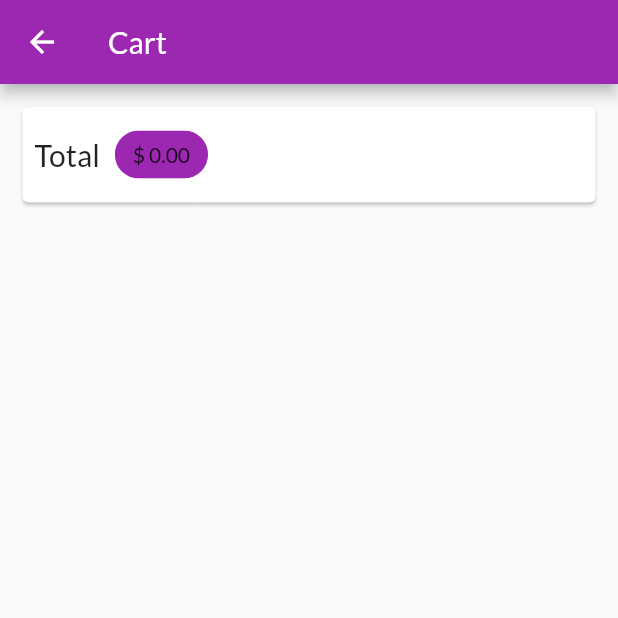
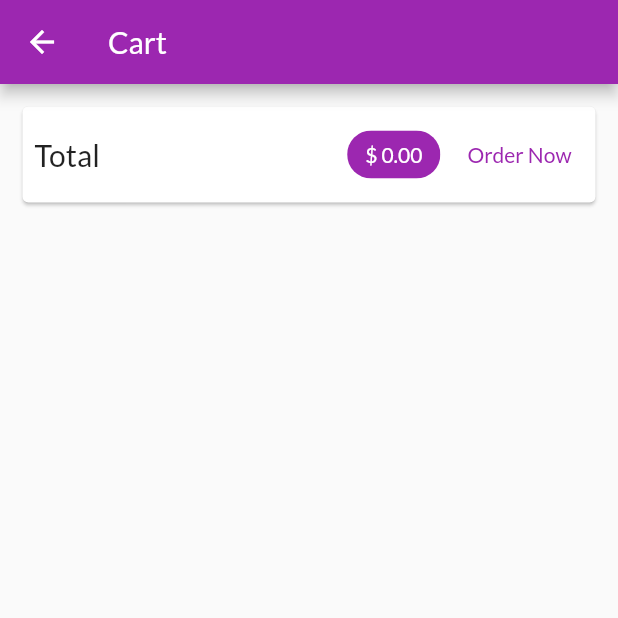
Before and after one commit to saad0259/app_23_shop_app, a Flutter app: the CartScreen screen opened by its route, on a phone screen of 412 x 824 dp, the top half of it. Run offline on Flutter 3.47's test engine with Material 2 defaults, Android fonts, the phone set to English and light mode, and no system bars; network calls fail.

Commit message:
add, dismiss and delete from cart

```diff
--- a/lib/provider/cart.dart
+++ b/lib/provider/cart.dart
@@ -32,6 +32,11 @@ class Cart with ChangeNotifier {
     return total;
   }
 
+  void deleteCartItem(String id){
+    _items.remove(id);
+    notifyListeners();
+  }
+
   void addItem(String id, double price, String title) {
     if (_items.containsKey(id)) {
       _items.update(
--- a/lib/screens/cart_screen.dart
+++ b/lib/screens/cart_screen.dart
@@ -1,11 +1,13 @@
-import 'package:app_23_shop_app/provider/cart.dart';
+import 'package:app_23_shop_app/provider/cart.dart' show Cart;
+import 'package:flutter/cupertino.dart';
 import 'package:flutter/material.dart';
 import 'package:provider/provider.dart';
+import '../widgets/cart_item.dart';
 
 class CartScreen extends StatelessWidget {
   const CartScreen({Key? key}) : super(key: key);
 
-  static const routeName ='/cart-screen' ;
+  static const routeName = '/cart-screen';
 
   @override
   Widget build(BuildContext context) {
@@ -19,6 +21,7 @@ class CartScreen extends StatelessWidget {
             child: Padding(
               padding: const EdgeInsets.all(8.0),
               child: Row(
+                mainAxisAlignment: MainAxisAlignment.spaceBetween,
                 children: [
                   Text(
                     'Total',
@@ -26,18 +29,43 @@ class CartScreen extends StatelessWidget {
                       fontSize: 20,
                     ),
                   ),
+                  Spacer(),
+                  Chip(
+                    label: Text(
+                      '\$ ${cartData.totalAmount.toStringAsFixed(2)}',
+                      style: TextStyle(color: Colors.white),
+                    ),
+                    backgroundColor: Theme.of(context).primaryColor,
+                  ),
                   SizedBox(
                     width: 10,
                   ),
-                  Chip(
-                    label:
-                        Text('\$ ${cartData.totalAmount.toStringAsFixed(2)}'),
-                    backgroundColor: Theme.of(context).primaryColor,
+                  TextButton(
+                    onPressed: () {},
+                    child: Text(
+                      'Order Now',
+                      style: TextStyle(
+                        color: Theme.of(context).primaryColor,
+                      ),
+                    ),
                   )
                 ],
               ),
             ),
           ),
+          SizedBox(
+            height: 10,
+          ),
+          Expanded(
+              child: ListView.builder(
+            itemCount: cartData.itemCount,
+            itemBuilder: (ctx, i) => CartItem(
+              productId: cartData.items.keys.toList()[i],
+                id: cartData.items.values.toList()[i].id,
+                title: cartData.items.values.toList()[i].title,
+                price: cartData.items.values.toList()[i].price,
+                quantity: cartData.items.values.toList()[i].quantity),
+          ))
         ],
       ),
     );
```
Also changed, not shown: lib/screens/product_details.dart (+38 -2 lines), lib/widgets/cart_item.dart (added, +55 -0 lines).
